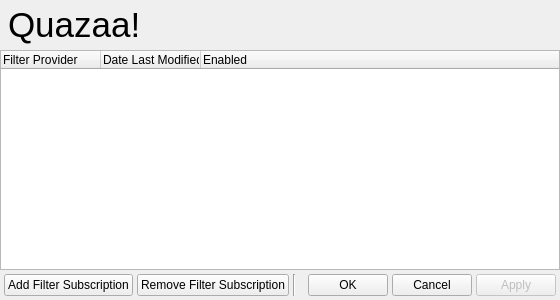
First picture: the form in Quazaa/UI/dialogsecuritysubscriptions.ui, repository c3c/quazaa, before the edit.
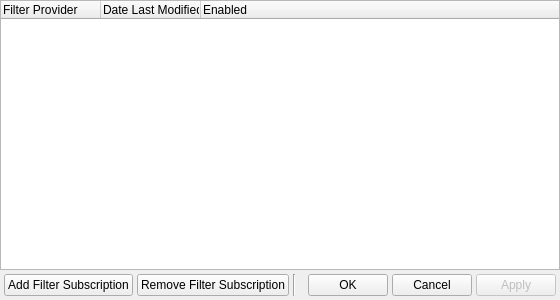
Second picture: the form after the edit. Icons and pictures are not drawn.

Diff of the .ui file:
```diff
--- a/Quazaa/UI/dialogsecuritysubscriptions.ui
+++ b/Quazaa/UI/dialogsecuritysubscriptions.ui
@@ -40,66 +40,6 @@
     <number>0</number>
    </property>
    <item row="0" column="0">
-    <widget class="QFrame" name="frameCommonHeader">
-     <property name="minimumSize">
-      <size>
-       <width>0</width>
-       <height>50</height>
-      </size>
-     </property>
-     <property name="maximumSize">
-      <size>
-       <width>16777215</width>
-       <height>50</height>
-      </size>
-     </property>
-     <property name="frameShape">
-      <enum>QFrame::NoFrame</enum>
-     </property>
-     <property name="frameShadow">
-      <enum>QFrame::Raised</enum>
-     </property>
-     <layout class="QGridLayout" name="gridLayout_23">
-      <property name="margin">
-       <number>1</number>
-      </property>
-      <property name="spacing">
-       <number>0</number>
-      </property>
-      <item row="0" column="0">
-       <widget class="QLabel" name="labelLogo">
-        <property name="styleSheet">
-         <string notr="true">background-color: transparent;</string>
-        </property>
-        <property name="text">
-         <string/>
-        </property>
-        <property name="pixmap">
-         <pixmap resource="../Resource.qrc">:/Resource/Quazaa48.png</pixmap>
-        </property>
-       </widget>
-      </item>
-      <item row="0" column="1">
-       <widget class="QLabel" name="labelHeaderText">
-        <property name="sizePolicy">
-         <sizepolicy hsizetype="MinimumExpanding" vsizetype="Preferred">
-          <horstretch>0</horstretch>
-          <verstretch>0</verstretch>
-         </sizepolicy>
-        </property>
-        <property name="text">
-         <string notr="true">&lt;!DOCTYPE HTML PUBLIC &quot;-//W3C//DTD HTML 4.0//EN&quot; &quot;http://www.w3.org/TR/REC-html40/strict.dtd&quot;&gt;
-&lt;html&gt;&lt;head&gt;&lt;meta name=&quot;qrichtext&quot; content=&quot;1&quot; /&gt;&lt;style type=&quot;text/css&quot;&gt;
-p, li { white-space: pre-wrap; }
-&lt;/style&gt;&lt;/head&gt;&lt;body style=&quot; font-family:'MS Shell Dlg 2'; font-size:8.25pt; font-weight:400; font-style:normal;&quot;&gt;
-&lt;p style=&quot; margin-top:0px; margin-bottom:0px; margin-left:0px; margin-right:0px; -qt-block-indent:0; text-indent:0px;&quot;&gt;&lt;span style=&quot; font-size:26pt;&quot;&gt;Quazaa!&lt;/span&gt;&lt;/p&gt;&lt;/body&gt;&lt;/html&gt;</string>
-        </property>
-       </widget>
-      </item>
-     </layout>
-    </widget>
-   </item>
-   <item row="1" column="0">
     <widget class="QTreeWidget" name="treeWidgetSubscriptions">
      <column>
       <property name="text">
```
Left out of the diff: 2 changed lines with no effect on the pictures.
